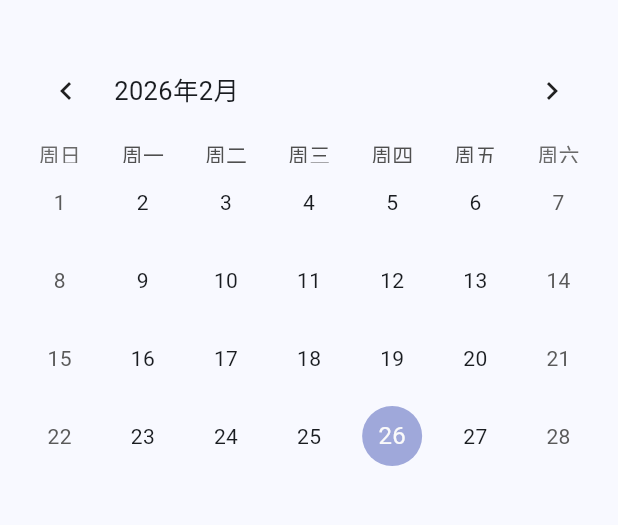
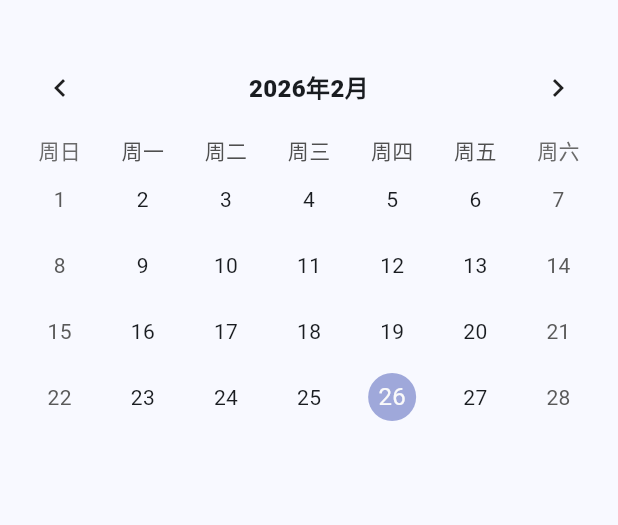
Before and after one commit to yuanyuantsoi/piece_tracker, a Flutter app: the screen it shows after launch, on a phone screen of 412 x 824 dp, the part 59-584 px from its top. Run offline on Flutter 3.47's test engine with Material 3 defaults, Android fonts, the phone set to English and light mode, and no system bars; drawn by our look-alikes of table_calendar; our stand-ins replace flutter_riverpod, share_plus, sqflite; accounts and stored records are empty.

Commit message:
feat(ui): adjust header and row height to prevent weekday overlap

```diff
--- a/lib/pages/calendar_page.dart
+++ b/lib/pages/calendar_page.dart
@@ -140,17 +140,38 @@ Future<void> _exportYear() async {
         padding: const EdgeInsets.all(12),
         child: TableCalendar(
             locale: 'zh_CN',
+// ✅ 关键：把头部和星期行“撑开”
+  headerStyle: const HeaderStyle(
+    formatButtonVisible: false,
+    titleCentered: true,
+    headerPadding: EdgeInsets.symmetric(vertical: 10), // 原来太薄就会挡字
+    titleTextStyle: TextStyle(
+      fontSize: 16,
+      fontWeight: FontWeight.w800,
+      height: 1.2,
+    ),
+    leftChevronPadding: EdgeInsets.all(8),
+    rightChevronPadding: EdgeInsets.all(8),
+  ),
+
+  daysOfWeekHeight: 22, // ✅ 星期一/二/三这一行的高度
+  rowHeight: 44,        // ✅ 每个日期格子高度（你觉得挤就加大）
+  calendarStyle: const CalendarStyle(
+    outsideDaysVisible: false,
+  ),
+
+
           firstDay: DateTime.utc(2020, 1, 1),
           lastDay: DateTime.utc(2100, 12, 31),
           focusedDay: _focusedDay,
 
             calendarFormat: CalendarFormat.month,
 availableCalendarFormats: const {
-  CalendarFormat.month: 'Month',
+  CalendarFormat.month: '月',
 },
-headerStyle: const HeaderStyle(
-  formatButtonVisible: false,
-),
+//headerStyle: const HeaderStyle(
+//  formatButtonVisible: false,
+//),
 
           selectedDayPredicate: (d) =>
               _selectedDay != null && isSameDay(_selectedDay, d),
@@ -164,9 +185,9 @@ headerStyle: const HeaderStyle(
           onPageChanged: (focusedDay) {
             setState(() => _focusedDay = _normalize(focusedDay));
           },
-          calendarStyle: const CalendarStyle(
-            outsideDaysVisible: false,
-          ),
+          //calendarStyle: const CalendarStyle(
+          //  outsideDaysVisible: false,
+          //),
         ),
       ),
     );
```
